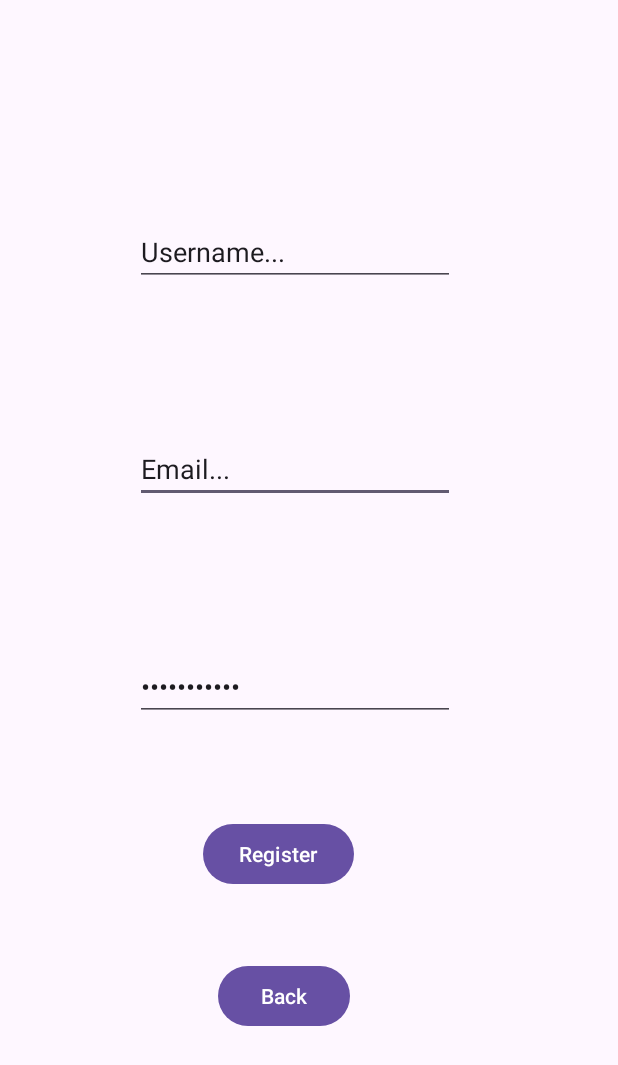
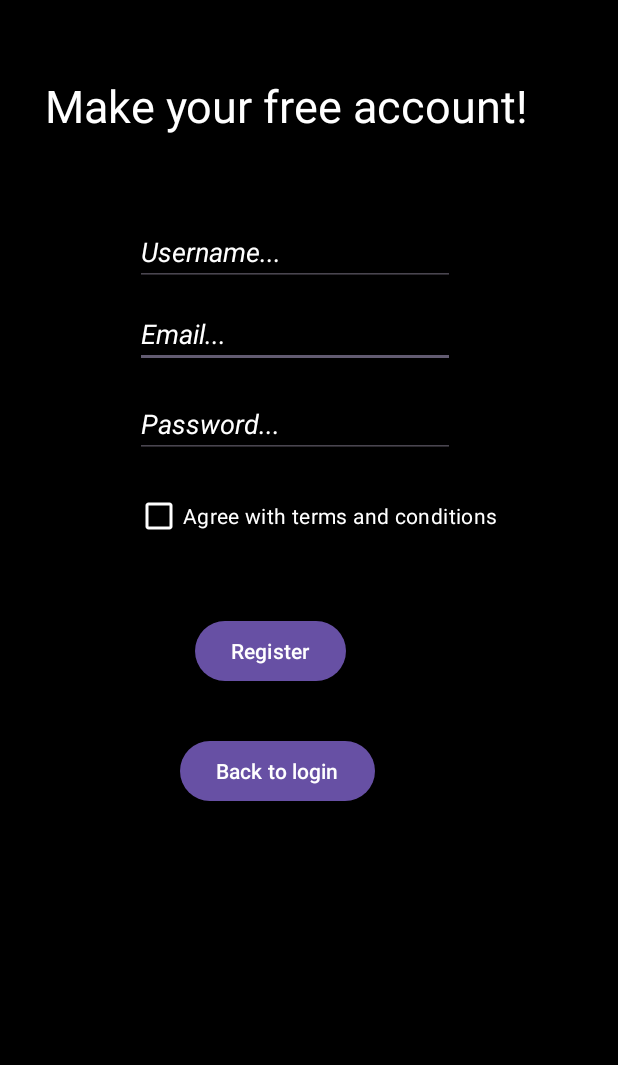
Before and after one commit to GerXY-code/progtech-project, an Android app: the RegisterActivity screen opened directly, with no data from a screen before it, on a phone screen of 412 x 824 dp. Shown: the top 1065 px of the screen. Run offline under Robolectric (Android 15) with nearby library versions, the phone set to English and light mode, and no system bars.

Commit message:
Register page design modified

```diff
--- a/SourceCode/app/src/main/res/layout/register_page.xml
+++ b/SourceCode/app/src/main/res/layout/register_page.xml
@@ -3,17 +3,22 @@
     xmlns:app="http://schemas.android.com/apk/res-auto"
     xmlns:tools="http://schemas.android.com/tools"
     android:layout_width="match_parent"
-    android:layout_height="match_parent">
+    android:layout_height="match_parent"
+    android:background="@color/black"
+    android:foregroundTint="@color/white">
 
     <EditText
         android:id="@+id/email_f_register_input_txt"
         android:layout_width="wrap_content"
         android:layout_height="wrap_content"
         android:layout_marginStart="90dp"
-        android:layout_marginTop="290dp"
+        android:layout_marginTop="200dp"
         android:ems="10"
+        android:hint="Email..."
         android:inputType="textEmailAddress"
-        android:text="Email..."
+        android:textColor="@color/white"
+        android:textColorHint="@color/white"
+        android:textStyle="italic"
         app:layout_constraintStart_toStartOf="parent"
         app:layout_constraintTop_toTopOf="parent" />
 
@@ -24,8 +29,11 @@
         android:layout_marginStart="90dp"
         android:layout_marginTop="145dp"
         android:ems="10"
+        android:hint="Username..."
         android:inputType="text"
-        android:text="Username..."
+        android:textColor="@color/white"
+        android:textColorHint="@color/white"
+        android:textStyle="italic"
         app:layout_constraintStart_toStartOf="parent"
         app:layout_constraintTop_toTopOf="parent" />
 
@@ -34,10 +42,13 @@
         android:layout_width="wrap_content"
         android:layout_height="wrap_content"
         android:layout_marginStart="90dp"
-        android:layout_marginTop="435dp"
+        android:layout_marginTop="260dp"
         android:ems="10"
+        android:hint="Password..."
         android:inputType="textPassword"
-        android:text="Password..."
+        android:textColor="@color/white"
+        android:textColorHint="@color/white"
+        android:textStyle="italic"
         app:layout_constraintStart_toStartOf="parent"
         app:layout_constraintTop_toTopOf="parent" />
 
@@ -45,8 +56,8 @@
         android:id="@+id/reg_btn"
         android:layout_width="wrap_content"
         android:layout_height="wrap_content"
-        android:layout_marginStart="135dp"
-        android:layout_marginTop="545dp"
+        android:layout_marginStart="130dp"
+        android:layout_marginTop="410dp"
         android:text="Register"
         app:layout_constraintStart_toStartOf="parent"
         app:layout_constraintTop_toTopOf="parent" />
@@ -55,9 +66,35 @@
         android:id="@+id/back_from_reg_btn"
         android:layout_width="wrap_content"
         android:layout_height="wrap_content"
-        android:layout_marginStart="145dp"
-        android:layout_marginTop="640dp"
-        android:text="Back"
+        android:layout_marginStart="120dp"
+        android:layout_marginTop="490dp"
+        android:text="Back to login"
+        app:layout_constraintStart_toStartOf="parent"
+        app:layout_constraintTop_toTopOf="parent" />
+
+    <TextView
+        android:id="@+id/textView"
+        android:layout_width="wrap_content"
+        android:layout_height="wrap_content"
+        android:layout_marginStart="30dp"
+        android:layout_marginTop="50dp"
+        android:foregroundTint="@color/white"
+        android:text="Make your free account!"
+        android:textColor="@color/white"
+        android:textColorHint="@color/white"
+        android:textSize="30sp"
+        app:layout_constraintStart_toStartOf="parent"
+        app:layout_constraintTop_toTopOf="parent" />
+
+    <CheckBox
+        android:id="@+id/t_c_check_box_f_register"
+        android:layout_width="wrap_content"
+        android:layout_height="wrap_content"
+        android:layout_marginStart="90dp"
+        android:layout_marginTop="320dp"
+        android:buttonTint="@color/white"
+        android:text="Agree with terms and conditions"
+        android:textColor="@color/white"
         app:layout_constraintStart_toStartOf="parent"
         app:layout_constraintTop_toTopOf="parent" />
 
```
